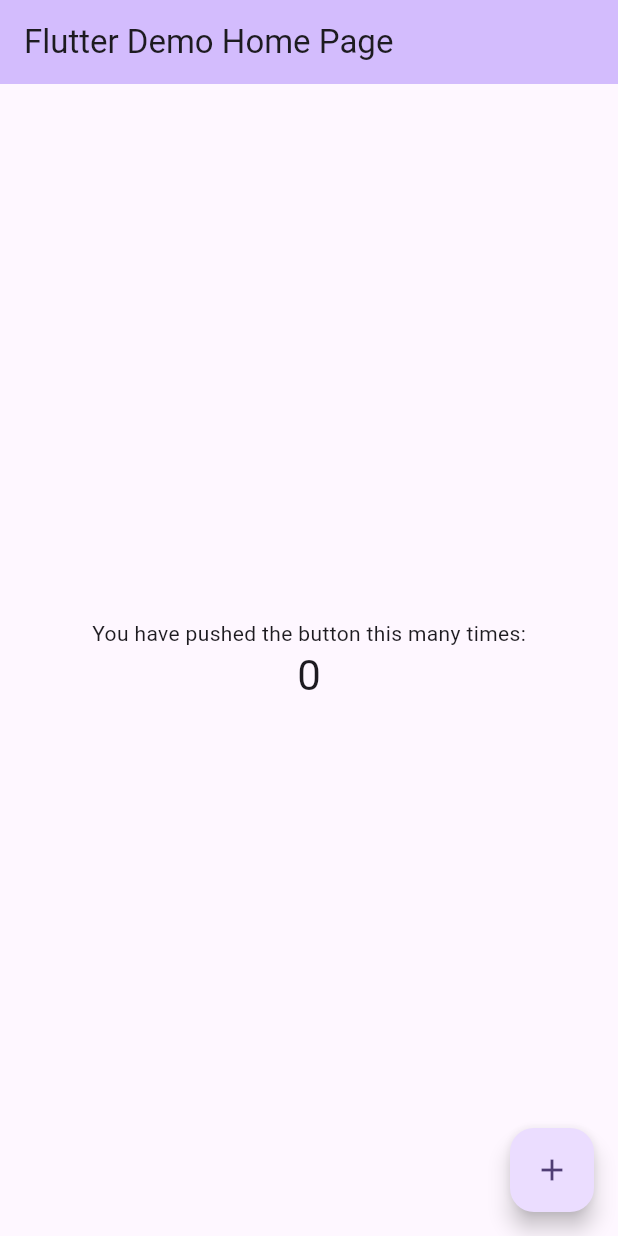
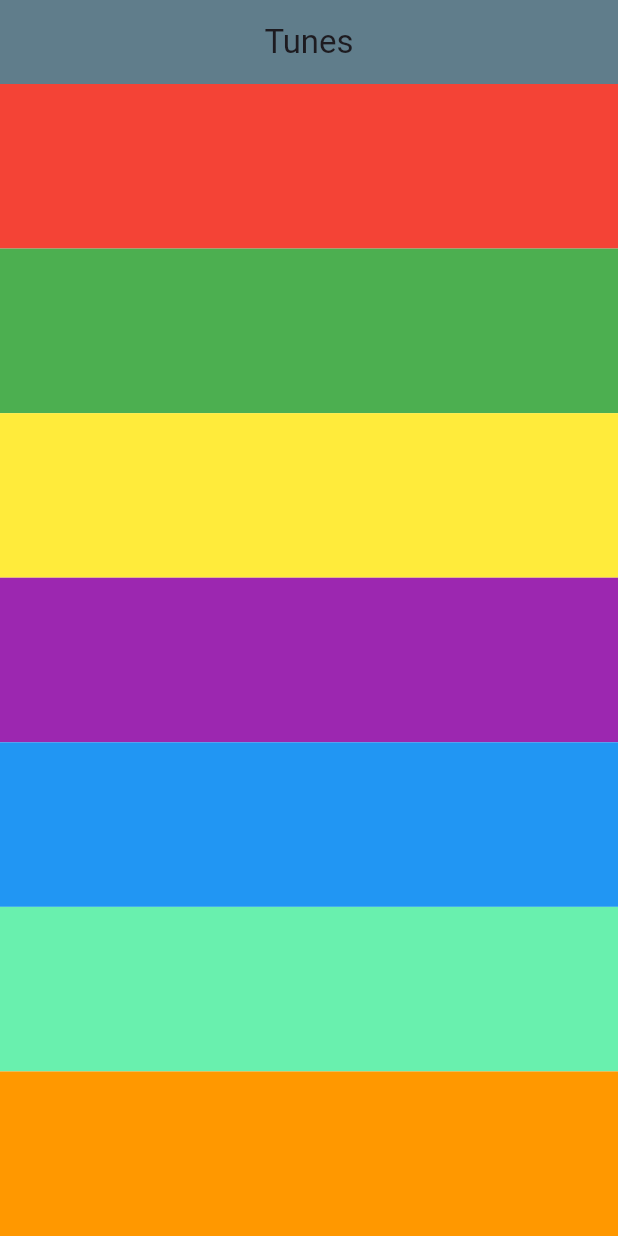
Before and after one commit to hamza-alshami/tuns_app, a Flutter app: the screen it shows after launch, on a phone screen of 412 x 824 dp. Run offline on Flutter 3.47's test engine with Material 3 defaults, Android fonts, the light colour scheme and no system bars; our stand-ins replace audioplayers.

Commit message:
this app is completed

```diff
--- a/lib/main.dart
+++ b/lib/main.dart
@@ -1,122 +1,18 @@
 import 'package:flutter/material.dart';
+import 'package:tuns_app/screens/home_screen.dart';
 
 void main() {
-  runApp(const MyApp());
+  runApp(const TunesApp());
 }
 
-class MyApp extends StatelessWidget {
-  const MyApp({super.key});
+class TunesApp extends StatelessWidget {
+  const TunesApp({super.key});
 
-  // This widget is the root of your application.
   @override
   Widget build(BuildContext context) {
     return MaterialApp(
-      title: 'Flutter Demo',
-      theme: ThemeData(
-        // This is the theme of your application.
-        //
-        // TRY THIS: Try running your application with "flutter run". You'll see
-        // the application has a purple toolbar. Then, without quitting the app,
-        // try changing the seedColor in the colorScheme below to Colors.green
-        // and then invoke "hot reload" (save your changes or press the "hot
-        // reload" button in a Flutter-supported IDE, or press "r" if you used
-        // the command line to start the app).
-        //
-        // Notice that the counter didn't reset back to zero; the application
-        // state is not lost during the reload. To reset the state, use hot
-        // restart instead.
-        //
-        // This works for code too, not just values: Most code changes can be
-        // tested with just a hot reload.
-        colorScheme: .fromSeed(seedColor: Colors.deepPurple),
-      ),
-      home: const MyHomePage(title: 'Flutter Demo Home Page'),
+      debugShowCheckedModeBanner: false,
+      home: HomeScreen(),
     );
   }
 }
-
-class MyHomePage extends StatefulWidget {
-  const MyHomePage({super.key, required this.title});
-
-  // This widget is the home page of your application. It is stateful, meaning
-  // that it has a State object (defined below) that contains fields that affect
-  // how it looks.
-
-  // This class is the configuration for the state. It holds the values (in this
-  // case the title) provided by the parent (in this case the App widget) and
-  // used by the build method of the State. Fields in a Widget subclass are
-  // always marked "final".
-
-  final String title;
-
-  @override
-  State<MyHomePage> createState() => _MyHomePageState();
-}
-
-class _MyHomePageState extends State<MyHomePage> {
-  int _counter = 0;
-
-  void _incrementCounter() {
-    setState(() {
-      // This call to setState tells the Flutter framework that something has
-      // changed in this State, which causes it to rerun the build method below
-      // so that the display can reflect the updated values. If we changed
-      // _counter without calling setState(), then the build method would not be
-      // called again, and so nothing would appear to happen.
-      _counter++;
-    });
-  }
-
-  @override
-  Widget build(BuildContext context) {
-    // This method is rerun every time setState is called, for instance as done
-    // by the _incrementCounter method above.
-    //
-    // The Flutter framework has been optimized to make rerunning build methods
-    // fast, so that you can just rebuild anything that needs updating rather
-    // than having to individually change instances of widgets.
-    return Scaffold(
-      appBar: AppBar(
-        // TRY THIS: Try changing the color here to a specific color (to
-        // Colors.amber, perhaps?) and trigger a hot reload to see the AppBar
-        // change color while the other colors stay the same.
-        backgroundColor: Theme.of(context).colorScheme.inversePrimary,
-        // Here we take the value from the MyHomePage object that was created by
-        // the App.build method, and use it to set our appbar title.
-        title: Text(widget.title),
-      ),
-      body: Center(
-        // Center is a layout widget. It takes a single child and positions it
-        // in the middle of the parent.
-        child: Column(
-          // Column is also a layout widget. It takes a list of children and
-          // arranges them vertically. By default, it sizes itself to fit its
-          // children horizontally, and tries to be as tall as its parent.
-          //
-          // Column has various properties to control how it sizes itself and
-          // how it positions its children. Here we use mainAxisAlignment to
-          // center the children vertically; the main axis here is the vertical
-          // axis because Columns are vertical (the cross axis would be
-          // horizontal).
-          //
-          // TRY THIS: Invoke "debug painting" (choose the "Toggle Debug Paint"
-          // action in the IDE, or press "p" in the console), to see the
-          // wireframe for each widget.
-          mainAxisAlignment: .center,
-          children: [
-            const Text('You have pushed the button this many times:'),
-            Text(
-              '$_counter',
-              style: Theme.of(context).textTheme.headlineMedium,
-            ),
-          ],
-        ),
-      ),
-      floatingActionButton: FloatingActionButton(
-        onPressed: _incrementCounter,
-        tooltip: 'Increment',
-        child: const Icon(Icons.add),
-      ),
-    );
-  }
-}
--- /dev/null
+++ b/lib/models/tune_model.dart
@@ -0,0 +1,14 @@
+import 'package:audioplayers/audioplayers.dart';
+
+class TuneModel {
+  final String sound;
+
+  const TuneModel({required this.sound});
+
+
+  playSound() async {
+      final player = AudioPlayer();
+      await player.play(AssetSource(sound)); // will immediately start playing
+  }
+
+}
--- /dev/null
+++ b/lib/screens/home_screen.dart
@@ -0,0 +1,39 @@
+import 'package:flutter/material.dart';
+import 'package:tuns_app/models/tune_model.dart';
+import 'package:tuns_app/widgets/tune_widget.dart';
+
+class HomeScreen extends StatelessWidget {
+  const HomeScreen({super.key});
+
+  static final Map<TuneModel, Color> sound = const {
+    TuneModel(sound: "note1.wav"): Colors.red,
+    TuneModel(sound: "note2.wav"): Colors.green,
+    TuneModel(sound: "note3.wav"): Colors.yellow,
+    TuneModel(sound: "note4.wav"): Colors.purple,
+    TuneModel(sound: "note5.wav"): Colors.blue,
+    TuneModel(sound: "note6.wav"): Colors.greenAccent,
+    TuneModel(sound: "note7.wav"): Colors.orange,
+  };
+
+  @override
+  Widget build(BuildContext context) {
+    return Scaffold(
+      appBar: AppBar(
+        backgroundColor: Colors.blueGrey,
+        title: Text("Tunes"),
+        centerTitle: true,
+      ),
+
+      body: Column(
+        children: sound.entries.map((entry) {
+          return Expanded(
+            child: TuneWidget(
+              color: entry.value,
+              tune: entry.key,
+            ),
+          );
+        }).toList(),
+      ),
+    );
+  }
+}
--- /dev/null
+++ b/lib/widgets/tune_widget.dart
@@ -0,0 +1,22 @@
+import 'package:flutter/material.dart';
+import 'package:tuns_app/models/tune_model.dart';
+
+class TuneWidget extends StatelessWidget {
+  const TuneWidget({
+    super.key,
+    required this.color,
+    required this.tune,
+  });
+  final Color color;
+  final TuneModel tune;
+
+  @override
+  Widget build(BuildContext context) {
+    return GestureDetector(
+      onTap: () {
+        tune.playSound();
+      },
+      child: Container(color: color),
+    );
+  }
+}
--- a/pubspec.yaml
+++ b/pubspec.yaml
@@ -34,6 +34,7 @@ dependencies:
   # The following adds the Cupertino Icons font to your application.
   # Use with the CupertinoIcons class for iOS style icons.
   cupertino_icons: ^1.0.8
+  audioplayers: ^6.5.1
 
 dev_dependencies:
   flutter_test:
@@ -58,9 +59,8 @@ flutter:
   uses-material-design: true
 
   # To add assets to your application, add an assets section, like this:
-  # assets:
-  #   - images/a_dot_burr.jpeg
-  #   - images/a_dot_ham.jpeg
+  assets:
+    - assets/
 
   # An image asset can refer to one or more resolution-specific "variants", see
   # https://flutter.dev/to/resolution-aware-images
```
Also changed, not shown: pubspec.lock, 13 other files.
